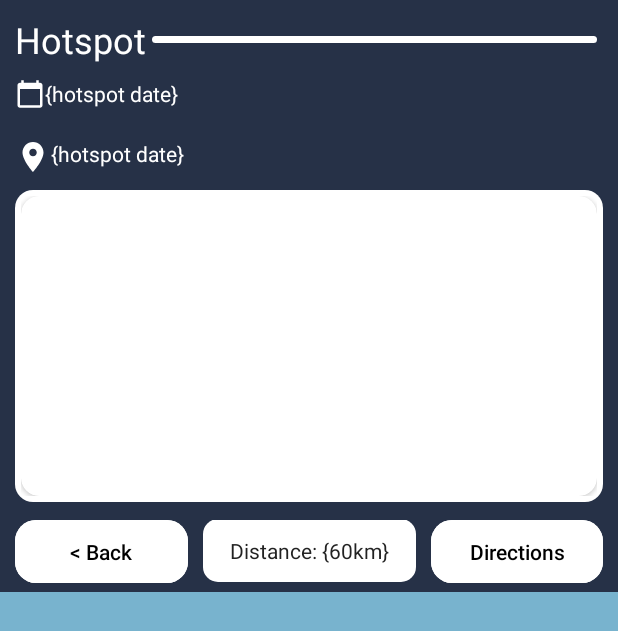
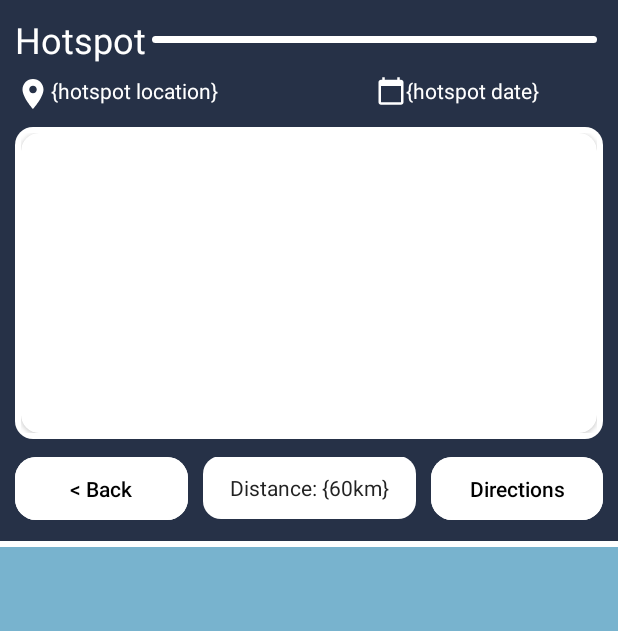
Before and after one commit to jake1970/BirdTrail_OPSC7312, an Android app: the layout fragment_map_hotspot.xml on its own in the app's theme, with its tools: preview values and no code run, on a phone screen of 412 x 824 dp. Shown: the top 631 px of the screen. Run offline under Robolectric (Android 15) with nearby library versions, the phone set to English and light mode, and no system bars; network calls fail.

Commit message:
Cleaned up UI

```diff
--- a/app/src/main/res/layout/fragment_map_hotspot.xml
+++ b/app/src/main/res/layout/fragment_map_hotspot.xml
@@ -42,44 +42,53 @@
         </LinearLayout>
 
 
+        <LinearLayout
+            android:layout_width="match_parent"
+            android:layout_height="wrap_content"
+            android:layout_below="@id/llHeader"
+            android:id="@+id/llHotspotData"
+            android:layout_marginTop="8dp"
+            android:orientation="horizontal">
+
+            <TextView
+                android:id="@+id/tvHotspotLocation"
+                android:layout_width="wrap_content"
+                android:layout_height="wrap_content"
+                android:layout_marginHorizontal="10dp"
+                android:layout_marginStart="10dp"
+
+                android:layout_marginEnd="10dp"
+                android:layout_marginBottom="10dp"
+                android:drawableLeft="@drawable/imglocation_pin"
+                android:drawableTint="@color/white"
+                android:text="{hotspot location}"
+                android:textColor="@color/white"
+                android:layout_weight="1"
+                android:textSize="14dp" />
+
             <TextView
                 android:id="@+id/tvHotspotDate"
                 android:layout_width="wrap_content"
                 android:layout_height="wrap_content"
-            android:layout_below="@id/llHeader"
                 android:layout_marginHorizontal="10dp"
                 android:layout_marginStart="10dp"
-            android:layout_marginTop="10dp"
+
                 android:layout_marginEnd="10dp"
                 android:layout_marginBottom="10dp"
                 android:drawableLeft="@drawable/imgcalendar"
                 android:drawableTint="@color/white"
                 android:text="{hotspot date}"
+                android:layout_weight="0.5"
                 android:textColor="@color/white"
                 android:textSize="14dp" />
+        </LinearLayout>
 
-
-        <TextView
-            android:id="@+id/tvHotspotLocation"
-            android:layout_width="wrap_content"
-            android:layout_height="wrap_content"
-            android:layout_below="@id/tvHotspotDate"
-            android:layout_marginHorizontal="10dp"
-            android:layout_marginStart="10dp"
-            android:layout_marginTop="10dp"
-            android:layout_marginEnd="10dp"
-            android:layout_marginBottom="10dp"
-            android:drawableLeft="@drawable/imglocation_pin"
-            android:drawableTint="@color/white"
-            android:text="{hotspot date}"
-            android:textColor="@color/white"
-            android:textSize="14dp" />
 
         <RelativeLayout
             android:id="@+id/rlMapFragment"
             android:layout_width="wrap_content"
             android:layout_height="wrap_content"
-            android:layout_below="@id/tvHotspotLocation"
+            android:layout_below="@id/llHotspotData"
             android:layout_marginHorizontal="10dp"
             android:background="@drawable/palette_full_12"
             android:backgroundTint="@color/white"
@@ -141,7 +150,7 @@
                 android:layout_marginHorizontal="10dp"
                 android:layout_marginBottom="3dp"
                 android:layout_weight="2.5"
-                android:background="@drawable/palette_full_10"
+                android:background="@drawable/palette_full_12"
                 android:gravity="center_horizontal|center_vertical"
                 android:text="Distance: {60km}"
                 android:textColor="#222222" />
@@ -163,12 +172,21 @@
 
         </LinearLayout>
 
+        <View
+            android:id="@+id/vwDivLine"
+            android:layout_below="@id/llButtonDisplay"
+            android:layout_width="wrap_content"
+            android:background="@color/white"
+            android:layout_marginTop="8dp"
+            android:layout_height="4dp" />
+
         <ScrollView
             android:layout_width="match_parent"
             android:layout_height="match_parent"
             android:id="@+id/svBirdList"
-            android:layout_below="@id/llButtonDisplay"
+            android:layout_below="@id/vwDivLine"
             android:paddingTop="6dp"
+            android:layout_marginTop="0dp"
             android:requiresFadingEdge="vertical"
             android:background="@color/light_blue"
             android:paddingBottom="94dp"
```
Also changed, not shown: app/src/main/java/com/example/birdtrail_opsc7312/MapHotspot.kt (+20 -3 lines), app/src/main/res/layout/fragment_add_observation.xml (+6 -3 lines). Lines whose indentation alone changed are shown as unchanged.
